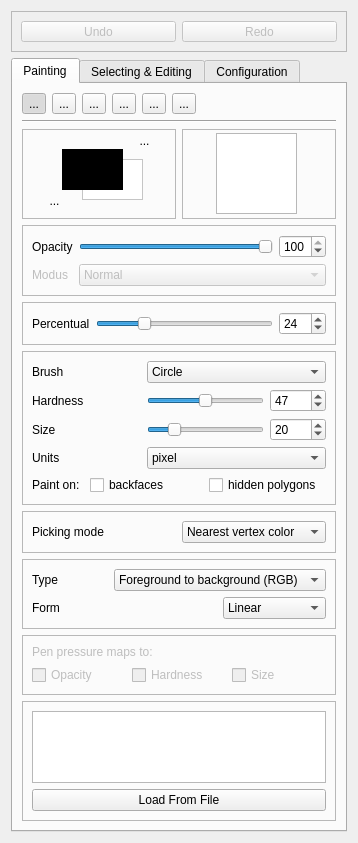
The window that src/fgt/editpaint/paintbox.ui (cnr-isti-vclab/meshlab) describes before a commit, drawn with Qt 5.
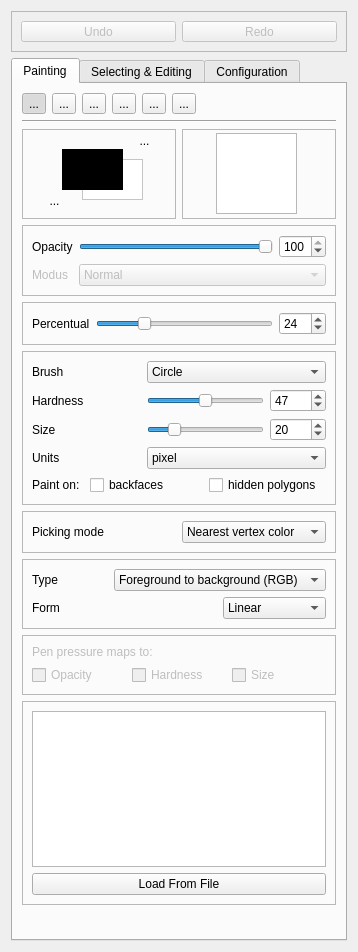
The same window after the commit. Icons and pictures are not drawn. Custom widgets are drawn as their Qt base class.

Commit message: Removed scrollbars from clone source preview

Patch:
```diff
--- a/src/fgt/editpaint/paintbox.ui
+++ b/src/fgt/editpaint/paintbox.ui
@@ -6,7 +6,7 @@
     <x>0</x>
     <y>0</y>
     <width>354</width>
-    <height>721</height>
+    <height>952</height>
    </rect>
   </property>
   <property name="sizePolicy" >
@@ -93,6 +93,14 @@
       <number>0</number>
      </property>
      <widget class="QWidget" name="tab" >
+      <property name="geometry" >
+       <rect>
+        <x>0</x>
+        <y>0</y>
+        <width>332</width>
+        <height>848</height>
+       </rect>
+      </property>
       <attribute name="title" >
        <string>Painting</string>
       </attribute>
@@ -1102,7 +1110,13 @@
           <item>
            <widget class="QGraphicsView" name="clone_source_view" >
             <property name="verticalScrollBarPolicy" >
-             <enum>Qt::ScrollBarAsNeeded</enum>
+             <enum>Qt::ScrollBarAlwaysOff</enum>
+            </property>
+            <property name="horizontalScrollBarPolicy" >
+             <enum>Qt::ScrollBarAlwaysOff</enum>
+            </property>
+            <property name="interactive" >
+             <bool>false</bool>
             </property>
             <property name="optimizationFlags" >
              <enum>QGraphicsView::DontAdjustForAntialiasing</enum>
```
Left out of the diff: 200 changed lines with no effect on the pictures.
